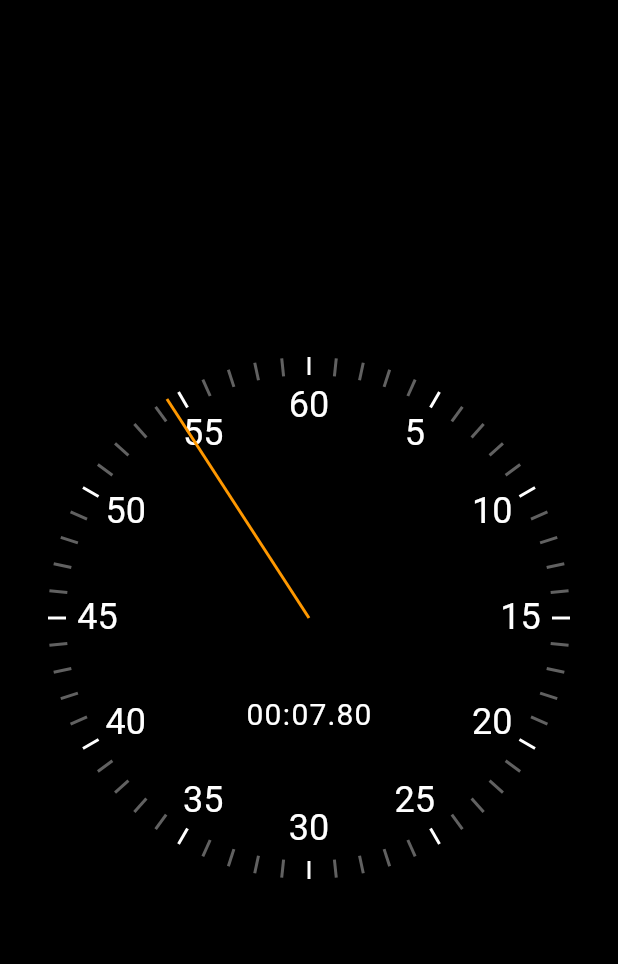
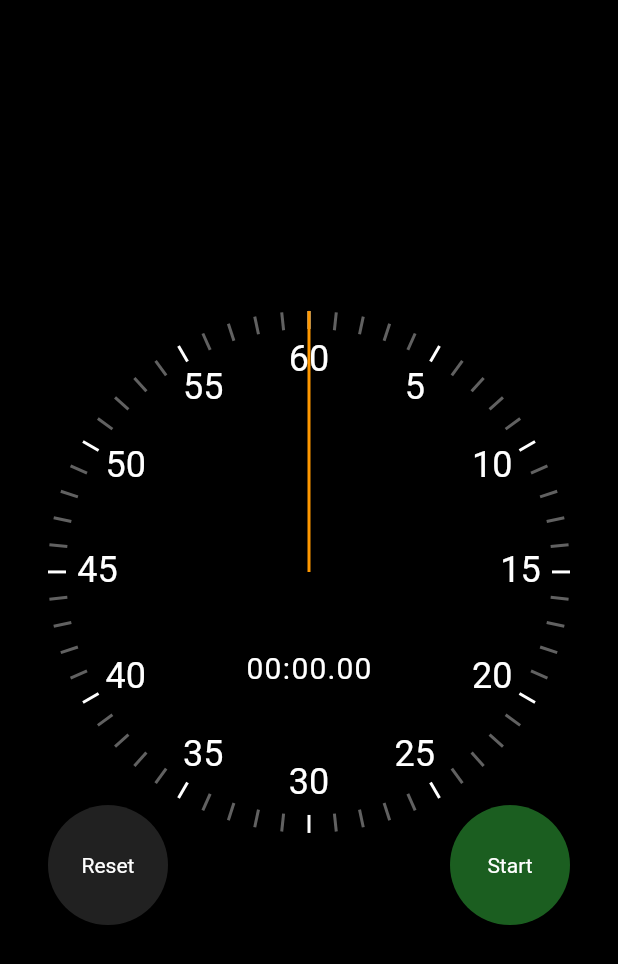
Before and after one commit to rebixpl/FlutterStudy2K22, a Flutter app: the screen it shows after launch, on a phone screen of 412 x 824 dp. Shown: the top 964 px of the screen. Run offline on Flutter 3.47's test engine with Material 2 defaults, Android fonts, the phone set to English and light mode, and no system bars; our stand-ins replace bloc, bloc_concurrency, carousel_slider, dio, equatable, flip_card and 8 more; accounts and stored records are empty.

Commit message:
added start / stop / reset buttons + ClockHand bugfix

```diff
--- a/flutter_animations_masterclass/stopwatch_flutter/lib/main.dart
+++ b/flutter_animations_masterclass/stopwatch_flutter/lib/main.dart
@@ -33,7 +33,7 @@ class MyHomePage extends StatelessWidget {
           child: Padding(
             padding: EdgeInsets.all(32.0),
             child: AspectRatio(
-              aspectRatio: 1.0,
+              aspectRatio: 0.85,
               child: Stopwatch(),
             ),
           ),
--- a/flutter_animations_masterclass/stopwatch_flutter/lib/ui/reset_button.dart
+++ b/flutter_animations_masterclass/stopwatch_flutter/lib/ui/reset_button.dart
@@ -0,0 +1,23 @@
+import 'package:flutter/material.dart';
+
+class ResetButton extends StatelessWidget {
+  const ResetButton({Key? key, this.onPressed}) : super(key: key);
+
+  final VoidCallback? onPressed;
+
+  @override
+  Widget build(BuildContext context) {
+    return ClipOval(
+      child: Material(
+        color: Colors.grey[900],
+        child: InkWell(
+          onTap: onPressed,
+          child: const Align(
+            alignment: Alignment.center,
+            child: Text("Reset"),
+          ),
+        ),
+      ),
+    );
+  }
+}
--- a/flutter_animations_masterclass/stopwatch_flutter/lib/ui/start_stop_button.dart
+++ b/flutter_animations_masterclass/stopwatch_flutter/lib/ui/start_stop_button.dart
@@ -0,0 +1,28 @@
+import 'package:flutter/material.dart';
+
+class StartStopButton extends StatelessWidget {
+  const StartStopButton({
+    Key? key,
+    this.onPressed,
+    required this.isRunning,
+  }) : super(key: key);
+
+  final bool isRunning;
+  final VoidCallback? onPressed;
+
+  @override
+  Widget build(BuildContext context) {
+    return ClipOval(
+      child: Material(
+        color: isRunning ? Colors.red[900] : Colors.green[900],
+        child: InkWell(
+          onTap: onPressed,
+          child: Align(
+            alignment: Alignment.center,
+            child: Text(isRunning ? "Stop" : "Start"),
+          ),
+        ),
+      ),
+    );
+  }
+}
--- a/flutter_animations_masterclass/stopwatch_flutter/lib/ui/stopwatch.dart
+++ b/flutter_animations_masterclass/stopwatch_flutter/lib/ui/stopwatch.dart
@@ -1,5 +1,7 @@
 import 'package:flutter/material.dart';
 import 'package:flutter/scheduler.dart';
+import 'package:stopwatch_flutter/ui/reset_button.dart';
+import 'package:stopwatch_flutter/ui/start_stop_button.dart';
 import 'package:stopwatch_flutter/ui/stopwatch_renderer.dart';
 
 class Stopwatch extends StatefulWidget {
@@ -11,8 +13,13 @@ class Stopwatch extends StatefulWidget {
 
 class _StopwatchState extends State<Stopwatch>
     with SingleTickerProviderStateMixin {
-  Duration _elapsed = Duration.zero;
   late final Ticker _ticker;
+  Duration _previouslyElapsed = Duration.zero;
+  Duration _currentlyElapsed = Duration.zero;
+  // _elapsed is computed variable and it can't be assigned
+  Duration get _elapsed => _previouslyElapsed + _currentlyElapsed;
+
+  bool _isRunning = false;
 
   @override
   void initState() {
@@ -20,11 +27,10 @@ class _StopwatchState extends State<Stopwatch>
     _ticker = createTicker(
       (elapsed) {
         setState(() {
-          _elapsed = elapsed;
+          _currentlyElapsed = elapsed;
         });
       },
     );
-    _ticker.start();
   }
 
   @override
@@ -33,13 +39,62 @@ class _StopwatchState extends State<Stopwatch>
     super.dispose();
   }
 
+  void _toggleRunning() {
+    setState(() {
+      _isRunning = !_isRunning;
+
+      if (_isRunning) {
+        _ticker.start();
+      } else {
+        _ticker.stop();
+        _previouslyElapsed += _currentlyElapsed;
+        _currentlyElapsed = Duration.zero;
+      }
+    });
+  }
+
+  void _reset() {
+    _ticker.stop();
+    setState(() {
+      _isRunning = false;
+      _previouslyElapsed = Duration.zero;
+      _currentlyElapsed = Duration.zero;
+    });
+  }
+
   @override
   Widget build(BuildContext context) {
     return LayoutBuilder(
       builder: (context, constraints) {
-        return StopwatchRenderer(
-          elapsed: _elapsed,
-          radius: constraints.maxWidth / 2,
+        final radius = constraints.maxWidth / 2;
+        return Stack(
+          children: [
+            StopwatchRenderer(
+              elapsed: _elapsed,
+              radius: radius,
+            ),
+            Align(
+              alignment: Alignment.bottomLeft,
+              child: SizedBox(
+                width: 80.0,
+                height: 80.0,
+                child: ResetButton(
+                  onPressed: _reset,
+                ),
+              ),
+            ),
+            Align(
+              alignment: Alignment.bottomRight,
+              child: SizedBox(
+                width: 80.0,
+                height: 80.0,
+                child: StartStopButton(
+                  onPressed: _toggleRunning,
+                  isRunning: _isRunning,
+                ),
+              ),
+            ),
+          ],
         );
       },
     );
--- a/flutter_animations_masterclass/stopwatch_flutter/lib/ui/stopwatch_renderer.dart
+++ b/flutter_animations_masterclass/stopwatch_flutter/lib/ui/stopwatch_renderer.dart
@@ -39,7 +39,7 @@ class StopwatchRenderer extends StatelessWidget {
           left: radius,
           top: radius,
           child: ClockHand(
-            rotationZAngle: pi * (2 * pi / 60000) * elapsed.inMilliseconds,
+            rotationZAngle: pi + (2 * pi / 60000) * elapsed.inMilliseconds,
             handThickness: 2.0,
             handLength: radius,
             color: Colors.orange,
```
